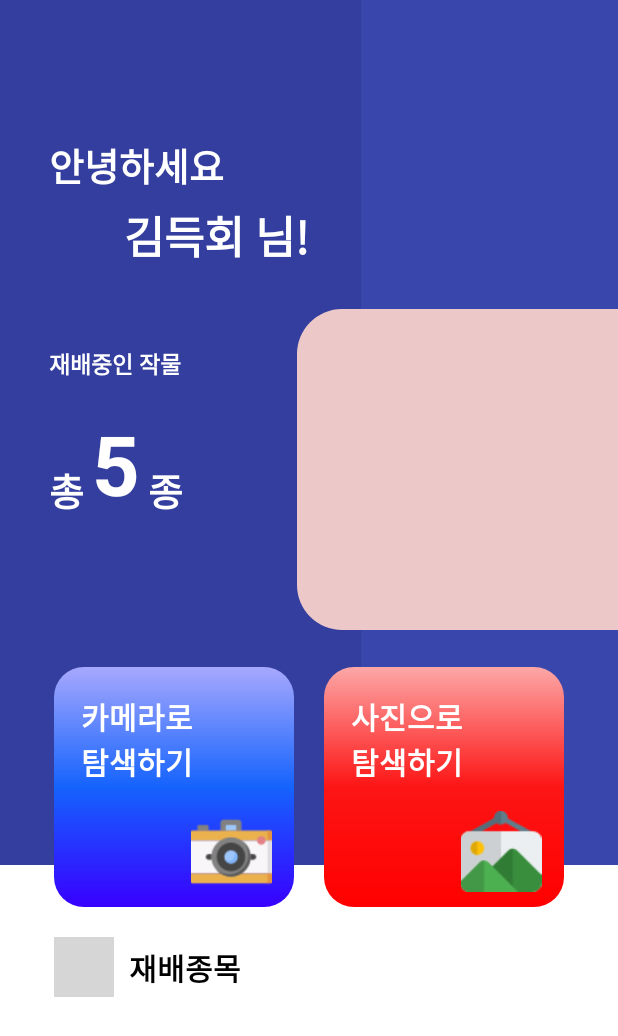
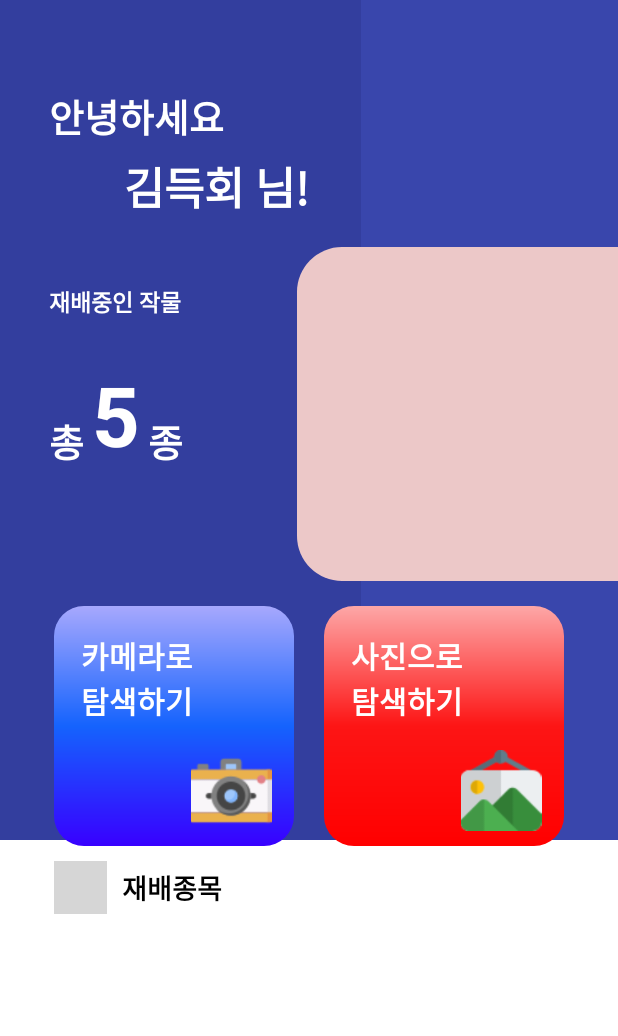
Before and after one commit to Tamjiat/Tamjiat-APP, an Android app: the layout fragment_home.xml on its own in the app's theme, with its tools: preview values and no code run, on a phone screen of 412 x 824 dp. Shown: the top 1036 px of the screen. Run offline under Robolectric (Android 15) with nearby library versions, the phone set to English and light mode, and no system bars; grey boxes are pictures that could not be loaded.

Commit message:
add layout

```diff
--- a/app/src/main/res/layout/fragment_home.xml
+++ b/app/src/main/res/layout/fragment_home.xml
@@ -20,14 +20,14 @@
             android:layout_width="wrap_content"
             android:layout_height="wrap_content"
             android:orientation="horizontal"
-            app:layout_constraintGuide_percent="0.7"/>
+            app:layout_constraintGuide_percent="0.68"/>
 
         <androidx.constraintlayout.widget.Guideline
             android:id="@+id/dash_dashboard2"
             android:layout_width="wrap_content"
             android:layout_height="wrap_content"
             android:orientation="horizontal"
-            app:layout_constraintGuide_percent="0.11"/>
+            app:layout_constraintGuide_percent="0.07"/>
 
         <androidx.constraintlayout.widget.Guideline
             android:id="@+id/dash_dashboard3"
@@ -49,21 +49,21 @@
             android:layout_width="wrap_content"
             android:layout_height="wrap_content"
             android:orientation="horizontal"
-            app:layout_constraintGuide_percent="0.28"/>
+            app:layout_constraintGuide_percent="0.23"/>
 
         <androidx.constraintlayout.widget.Guideline
             android:id="@+id/dash_dashboard6"
             android:layout_width="wrap_content"
             android:layout_height="wrap_content"
             android:orientation="horizontal"
-            app:layout_constraintGuide_percent="0.42"/>
+            app:layout_constraintGuide_percent="0.38"/>
 
         <androidx.constraintlayout.widget.Guideline
             android:id="@+id/dash_dashboard7"
             android:layout_width="wrap_content"
             android:layout_height="wrap_content"
             android:orientation="horizontal"
-            app:layout_constraintGuide_percent="0.25"/>
+            app:layout_constraintGuide_percent="0.2"/>
 
 
         <androidx.constraintlayout.widget.Guideline
@@ -71,7 +71,7 @@
             android:layout_width="wrap_content"
             android:layout_height="wrap_content"
             android:orientation="horizontal"
-            app:layout_constraintGuide_percent="0.51"/>
+            app:layout_constraintGuide_percent="0.47"/>
 
         <androidx.constraintlayout.widget.Guideline
             android:id="@+id/dash_dashboard9"
@@ -86,7 +86,7 @@
             android:layout_width="wrap_content"
             android:layout_height="wrap_content"
             android:orientation="horizontal"
-            app:layout_constraintGuide_percent="0.54"/>
+            app:layout_constraintGuide_percent="0.49"/>
 
         <LinearLayout
             android:id="@+id/backgound_deco"
@@ -252,10 +252,10 @@
 
         <ImageView
             android:id="@+id/leaf1"
-            android:layout_width="40dp"
-            android:layout_height="40dp"
+            android:layout_width="35dp"
+            android:layout_height="35dp"
             android:src="@drawable/leaf"
-            android:layout_marginTop="20dp"
+            android:layout_marginTop="10dp"
             app:layout_constraintLeft_toLeftOf="@id/btn_layout"
             app:layout_constraintTop_toBottomOf="@id/btn_layout"/>
 
@@ -265,7 +265,7 @@
             android:layout_height="wrap_content"
             android:text="재배종목"
             android:textColor="@color/black"
-            android:textSize="20dp"
+            android:textSize="18dp"
             android:textStyle="bold"
             android:layout_marginLeft="10dp"
             app:layout_constraintLeft_toRightOf="@id/leaf1"
```
